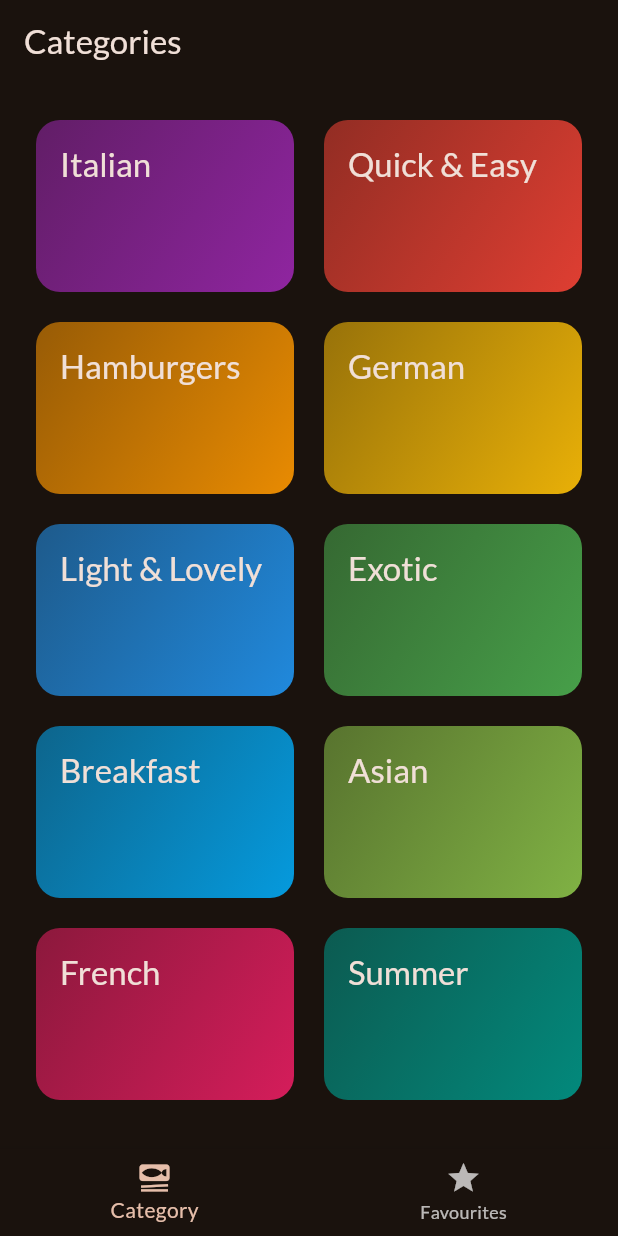
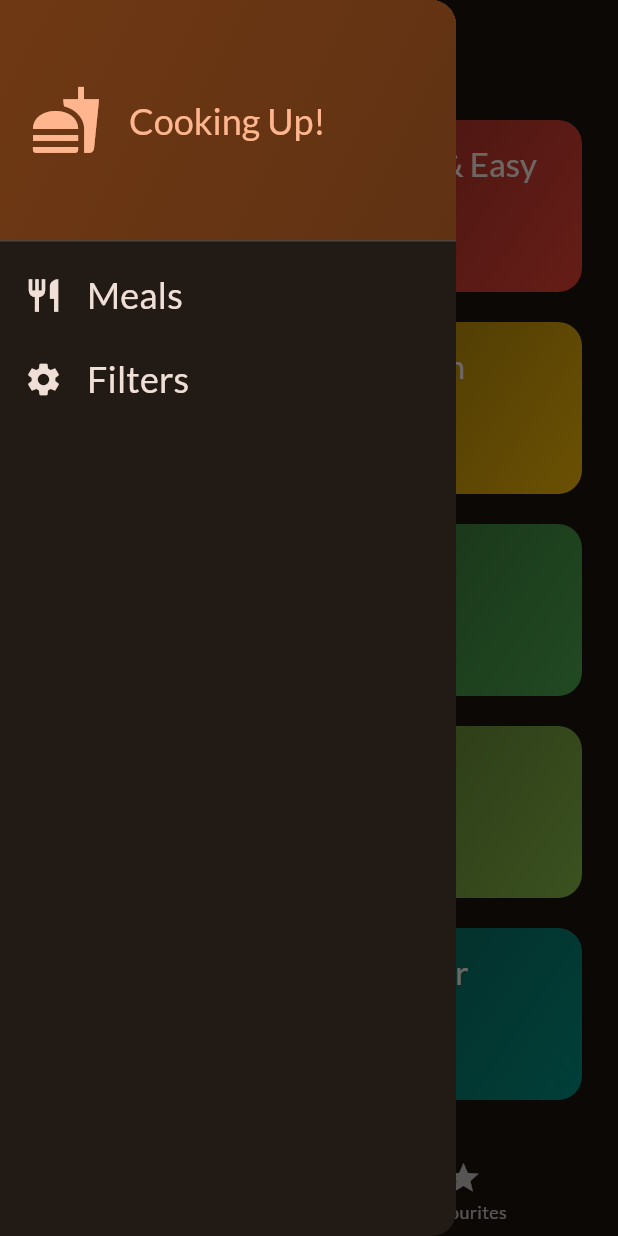
Before and after one commit to Defalt2-O/meals_app, a Flutter app: the screen it shows after launch, with the side drawer open (before the commit the screen has no drawer), on a phone screen of 412 x 824 dp. Run offline on Flutter 3.47's test engine with Material 3 defaults, Android fonts, the phone set to English and light mode, and no system bars; our stand-ins replace google_fonts, transparent_image.

Commit message:
Drawer added to tabs file. Header and ListTiles added.

```diff
--- a/lib/screens/meal_details.dart
+++ b/lib/screens/meal_details.dart
@@ -6,7 +6,8 @@ class MealDetailsScreen extends StatelessWidget {
       {super.key, required this.meal, required this.onToggleFavourites});
 
   final Meal meal;
-  final void Function(Meal meal) onToggleFavourites;
+  final void Function(Meal meal)
+      onToggleFavourites; //recieves function from Meals, which recieves it from Tabs.
 
   @override
   Widget build(BuildContext context) {
--- a/lib/screens/tabs.dart
+++ b/lib/screens/tabs.dart
@@ -4,6 +4,7 @@ import 'package:flutter/material.dart';
 import 'package:meals_app/models/meal.dart';
 import 'package:meals_app/screens/categories.dart';
 import 'package:meals_app/screens/meals.dart';
+import 'package:meals_app/widgets/main_drawer.dart';
 
 class TabsScreen extends StatefulWidget {
   const TabsScreen({super.key});
@@ -70,6 +71,7 @@ class _TabsScreenState extends State<TabsScreen> {
       appBar: AppBar(
         title: Text(_selectedPage),
       ),
+      drawer: const MainDrawer(),
       body: activePage,
       bottomNavigationBar: BottomNavigationBar(
         onTap:
--- /dev/null
+++ b/lib/widgets/main_drawer.dart
@@ -0,0 +1,80 @@
+import 'package:flutter/material.dart';
+
+class MainDrawer extends StatelessWidget {
+  const MainDrawer({super.key});
+
+  @override
+  Widget build(BuildContext context) {
+    return Drawer(
+      child: Column(
+        children: [
+          DrawerHeader(
+            padding: const EdgeInsets.all(20),
+            decoration: BoxDecoration(
+              gradient: LinearGradient(
+                colors: [
+                  Theme.of(context).colorScheme.primaryContainer,
+                  Theme.of(context)
+                      .colorScheme
+                      .primaryContainer
+                      .withOpacity(0.8),
+                ],
+                begin: Alignment.topLeft,
+                end: Alignment.bottomRight,
+              ),
+            ),
+            child: Row(
+              children: [
+                Icon(
+                  Icons.fastfood,
+                  color: Theme.of(context).colorScheme.primary,
+                  size: 48,
+                ),
+                const SizedBox(
+                  width: 18,
+                ),
+                Text(
+                  'Cooking Up!',
+                  style: Theme.of(context).textTheme.titleLarge!.copyWith(
+                        fontSize: 24,
+                        color: Theme.of(context).colorScheme.primary,
+                      ),
+                ),
+              ],
+            ),
+          ),
+          ListTile(
+            leading: Icon(
+              Icons.restaurant,
+              color: Theme.of(context).colorScheme.onBackground,
+              size: 26,
+            ),
+            title: Text(
+              'Meals',
+              style: Theme.of(context).textTheme.titleSmall!.copyWith(
+                    fontSize: 24,
+                    color: Theme.of(context).colorScheme.onBackground,
+                  ),
+            ),
+            onTap: () {},
+          ),
+          ListTile(
+            leading: Icon(
+              Icons.settings,
+              color: Theme.of(context).colorScheme.onBackground,
+              size: 26,
+            ),
+            title: Text(
+              'Filters',
+              style: Theme.of(context).textTheme.titleSmall!.copyWith(
+                    fontSize: 24,
+                    color: Theme.of(context).colorScheme.onBackground,
+                  ),
+            ),
+            onTap: () {},
+          ),
+        ],
+      ),
+    );
+  }
+}
```
